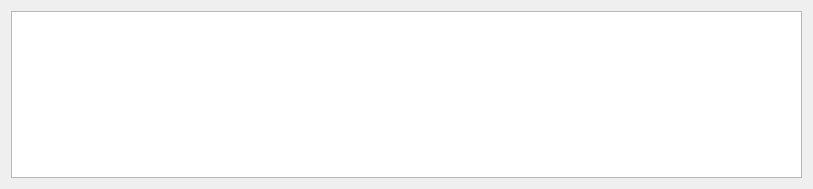
Before: the Qt Designer form src/components/PreviewAnnotation/previewannotation.ui in FEDMix/eshmun, drawn with Qt 5.
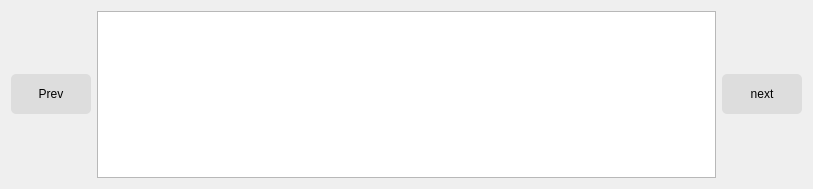
After: the same form once the commit is applied.

Commit message: Adde prev next button for preview annotation slider

The edit to the form file:
```diff
--- a/src/components/PreviewAnnotation/previewannotation.ui
+++ b/src/components/PreviewAnnotation/previewannotation.ui
@@ -19,9 +19,43 @@
   <property name="windowTitle">
    <string>Form</string>
   </property>
+  <property name="styleSheet">
+   <string notr="true">QPushButton {
+	border-radius: 5px;
+	width: 80px;
+	height:40px;
+	background-color: #ddd;
+}
+QListWidget::item:selected{ 
+border: 2px solid blue; 
+}
+QScrollBar {
+	height: 5px;
+	border-radius:10px;
+}</string>
+  </property>
   <layout class="QHBoxLayout" name="horizontalLayout">
    <item>
+    <widget class="QPushButton" name="prevButton">
+     <property name="maximumSize">
+      <size>
+       <width>80</width>
+       <height>40</height>
+      </size>
+     </property>
+     <property name="text">
+      <string>Prev</string>
+     </property>
+    </widget>
+   </item>
+   <item alignment="Qt::AlignVCenter">
     <widget class="QListWidget" name="previewWidget">
+     <property name="styleSheet">
+      <string notr="true">QListWidget::item:selected{
+	border: 1px solid red;
+}
+</string>
+     </property>
      <property name="verticalScrollBarPolicy">
       <enum>Qt::ScrollBarAlwaysOff</enum>
      </property>
@@ -57,6 +91,22 @@
      </property>
     </widget>
    </item>
+   <item>
+    <widget class="QPushButton" name="nextButton">
+     <property name="maximumSize">
+      <size>
+       <width>80</width>
+       <height>40</height>
+      </size>
+     </property>
+     <property name="autoFillBackground">
+      <bool>false</bool>
+     </property>
+     <property name="text">
+      <string>next</string>
+     </property>
+    </widget>
+   </item>
   </layout>
  </widget>
  <resources/>
```
Left out of the diff: 9 changed lines with no effect on the pictures. The commit also changes 2 other files.
